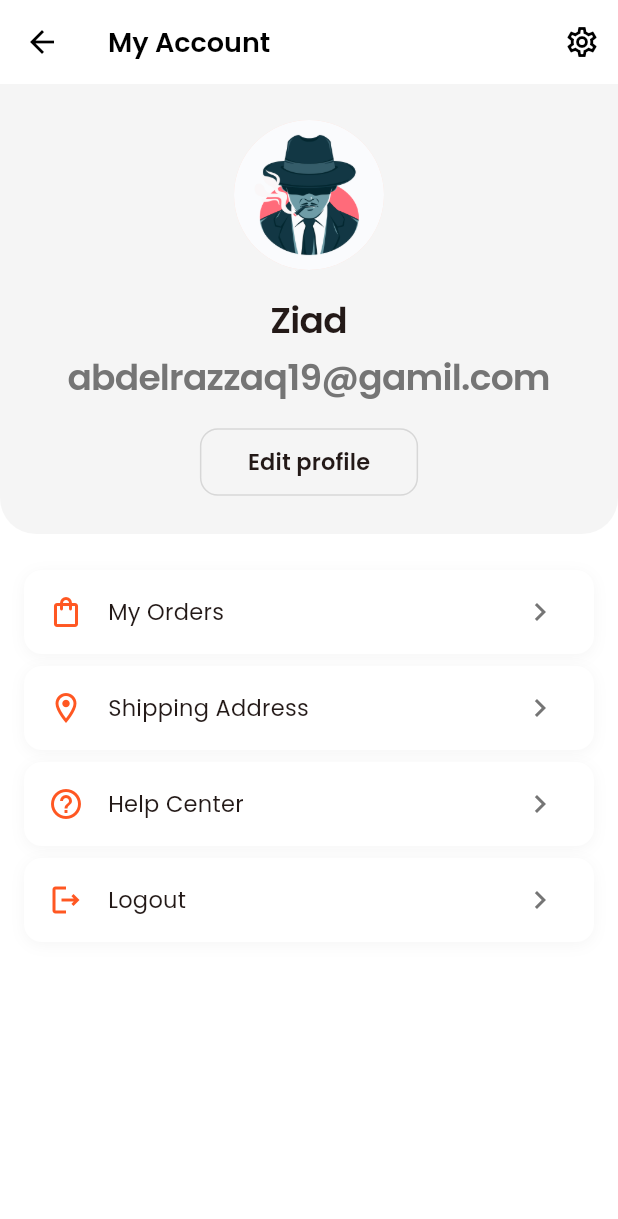
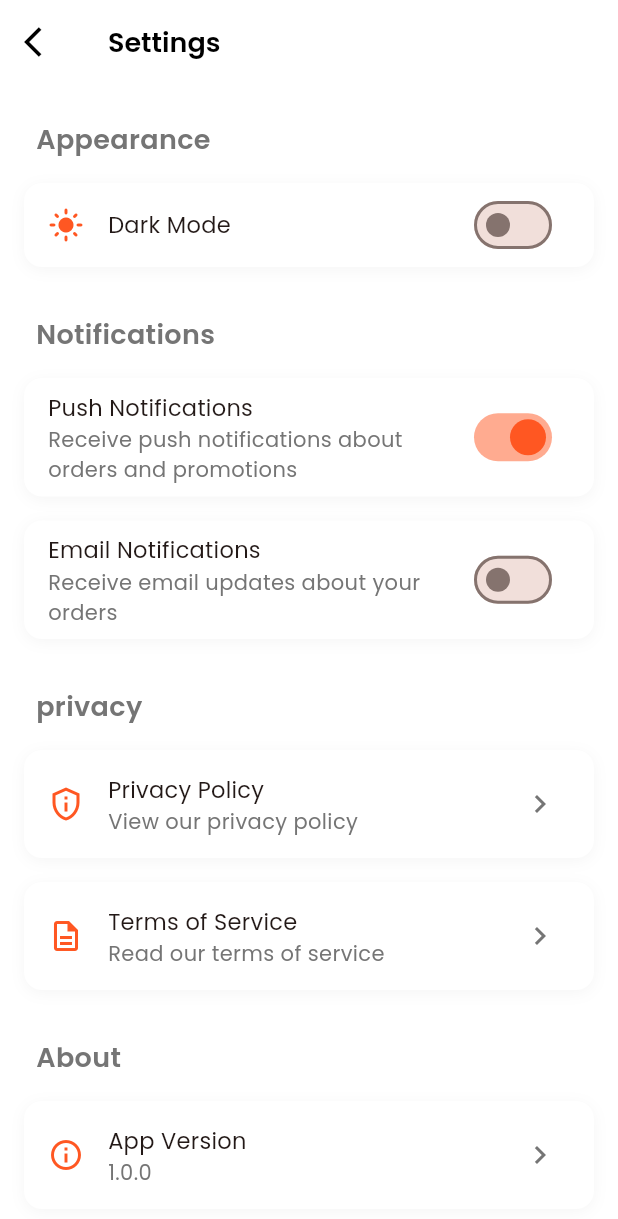
Before and after one commit to abdelrazzaq19/Ecommerce_ui_flutter-, a Flutter app: the AccountScreen screen opened directly, after a tap on the "settings" icon, on a phone screen of 412 x 824 dp. Shown: the top 1219 px of the screen. Run offline on Flutter 3.47's test engine with Material 3 defaults, Android fonts, the phone set to English and light mode, and no system bars; our stand-ins replace get, get_storage, google_fonts, share_plus; accounts and stored records are empty.

Commit message:
10 commit

```diff
--- a/lib/utils/app_themes.dart
+++ b/lib/utils/app_themes.dart
@@ -1,4 +1,4 @@
-// https://www.youtube.com/watch?v=rX9kvw79kgk 2 jam 22 menit  45 detik
+// https://www.youtube.com/watch?v=rX9kvw79kgk 3 jam 10 menit  19 detik
 
 import 'package:flutter/material.dart';
 
--- /dev/null
+++ b/lib/view/settings_screen.dart
@@ -0,0 +1,240 @@
+// ignore_for_file: deprecated_member_use
+
+import 'package:ecommerce_ui/controllers/theme_controller.dart';
+import 'package:ecommerce_ui/utils/app_textstyles.dart';
+import 'package:flutter/material.dart';
+import 'package:get/get.dart';
+
+class SettingsScreen extends StatelessWidget {
+  const SettingsScreen({super.key});
+
+  @override
+  Widget build(BuildContext context) {
+    final isDark = Theme.of(context).brightness == Brightness.dark;
+    return Scaffold(
+      backgroundColor: Theme.of(context).scaffoldBackgroundColor,
+      appBar: AppBar(
+        leading: IconButton(
+          onPressed: () => Get.back(),
+          icon: Icon(
+            Icons.arrow_back_ios,
+            color: isDark ? Colors.white : Colors.black,
+          ),
+        ),
+        title: Text(
+          "Settings",
+          style: AppTextstyles.withColor(
+            AppTextstyles.h3,
+            isDark ? Colors.white : Colors.black,
+          ),
+        ),
+      ),
+      body: SingleChildScrollView(
+        child: Column(
+          crossAxisAlignment: CrossAxisAlignment.start,
+          children: [
+            _buildSection(context, "Appearance", [_buildThemeToggle(context)]),
+
+            _buildSection(context, "Notifications", [
+              _buildSwitchTile(
+                context,
+                "Push Notifications",
+                "Receive push notifications about orders and promotions",
+                true,
+              ),
+              _buildSwitchTile(
+                context,
+                "Email Notifications",
+                "Receive email updates about your orders",
+                false,
+              ),
+            ]),
+
+            _buildSection(context, "privacy", [
+              _buildNavigationTile(
+                context,
+                "Privacy Policy",
+                "View our privacy policy",
+                Icons.privacy_tip_outlined,
+              ),
+              _buildNavigationTile(
+                context,
+                "Terms of Service",
+                "Read our terms of service",
+                Icons.description_outlined,
+              ),
+            ]),
+
+            _buildSection(context, "About", [
+              _buildNavigationTile(
+                context,
+                "App Version",
+                "1.0.0",
+                Icons.info_outline,
+              ),
+            ]),
+          ],
+        ),
+      ),
+    );
+  }
+
+  Widget _buildSection(
+    BuildContext context,
+    String title,
+    List<Widget> children,
+  ) {
+    final isDark = Theme.of(context).brightness == Brightness.dark;
+
+    return Column(
+      crossAxisAlignment: CrossAxisAlignment.start,
+      children: [
+        Padding(
+          padding: EdgeInsetsGeometry.fromLTRB(24, 24, 24, 8),
+          child: Text(
+            title,
+            style: AppTextstyles.withColor(
+              AppTextstyles.h3,
+              isDark ? Colors.grey[400]! : Colors.grey[600]!,
+            ),
+          ),
+        ),
+        ...children,
+      ],
+    );
+  }
+
+  Widget _buildThemeToggle(BuildContext context) {
+    final isDark = Theme.of(context).brightness == Brightness.dark;
+
+    return GetBuilder<ThemeController>(
+      builder: (controller) => Container(
+        margin: EdgeInsets.symmetric(horizontal: 16, vertical: 8),
+        decoration: BoxDecoration(
+          color: Theme.of(context).cardColor,
+          borderRadius: BorderRadius.circular(12),
+          boxShadow: [
+            BoxShadow(
+              color: isDark
+                  ? Colors.black.withOpacity(0.2)
+                  : Colors.grey.withOpacity(0.1),
+              blurRadius: 8,
+              offset: Offset(0, 2),
+            ),
+          ],
+        ),
+        child: ListTile(
+          leading: Icon(
+            controller.isDarkMode ? Icons.dark_mode : Icons.light_mode,
+            color: Theme.of(context).primaryColor,
+          ),
+          title: Text(
+            "Dark Mode",
+            style: AppTextstyles.withColor(
+              AppTextstyles.bodyMedium,
+              Theme.of(context).textTheme.bodyLarge!.color!,
+            ),
+          ),
+          trailing: Switch.adaptive(
+            value: controller.isDarkMode,
+            onChanged: (value) => controller.toggleTheme(),
+            activeColor: Theme.of(context).primaryColor,
+          ),
+        ),
+      ),
+    );
+  }
+
+  Widget _buildSwitchTile(
+    BuildContext context,
+    String title,
+    String subtitle,
+    bool initialValue,
+  ) {
+    final isDark = Theme.of(context).brightness == Brightness.dark;
+    return Container(
+      margin: EdgeInsets.symmetric(horizontal: 16, vertical: 8),
+      decoration: BoxDecoration(
+        color: Theme.of(context).cardColor,
+        borderRadius: BorderRadius.circular(12),
+        boxShadow: [
+          BoxShadow(
+            color: isDark
+                ? Colors.black.withOpacity(0.2)
+                : Colors.grey.withOpacity(0.1),
+            blurRadius: 8,
+            offset: Offset(0, 2),
+          ),
+        ],
+      ),
+      child: ListTile(
+        title: Text(
+          title,
+          style: AppTextstyles.withColor(
+            AppTextstyles.bodyMedium,
+            Theme.of(context).textTheme.bodyLarge!.color!,
+          ),
+        ),
+        subtitle: Text(
+          subtitle,
+          style: AppTextstyles.withColor(
+            AppTextstyles.bodySmall,
+            isDark ? Colors.grey[400]! : Colors.grey[600]!,
+          ),
+        ),
+        trailing: Switch.adaptive(
+          value: initialValue,
+          onChanged: (value) {},
+          activeColor: Theme.of(context).primaryColor,
+        ),
+      ),
+    );
+  }
+
+  Widget _buildNavigationTile(
+    BuildContext context,
+    String title,
+    String subtitle,
+    IconData icon,
+  ) {
+    final isDark = Theme.of(context).brightness == Brightness.dark;
+    return Container(
+      margin: EdgeInsets.symmetric(horizontal: 16, vertical: 8),
+      decoration: BoxDecoration(
+        color: Theme.of(context).cardColor,
+        borderRadius: BorderRadius.circular(12),
+        boxShadow: [
+          BoxShadow(
+            color: isDark
+                ? Colors.black.withOpacity(0.2)
+                : Colors.grey.withOpacity(0.1),
+            blurRadius: 8,
+            offset: Offset(0, 2),
+          ),
+        ],
+      ),
+      child: ListTile(
+        leading: Icon(icon, color: Theme.of(context).primaryColor),
+        title: Text(
+          title,
+          style: AppTextstyles.withColor(
+            AppTextstyles.bodyMedium,
+            Theme.of(context).textTheme.bodyLarge!.color!,
+          ),
+        ),
+        subtitle: Text(
+          subtitle,
+          style: AppTextstyles.withColor(
+            AppTextstyles.bodySmall,
+            isDark ? Colors.grey[400]! : Colors.grey[600]!,
+          ),
+        ),
+        trailing: Icon(
+          Icons.chevron_right,
+          color: isDark ? Colors.grey[400] : Colors.grey[600],
+        ),
+        onTap: () {},
+      ),
+    );
+  }
+}
```
Also changed, not shown: lib/view/account_screen.dart (+100 -8 lines).
